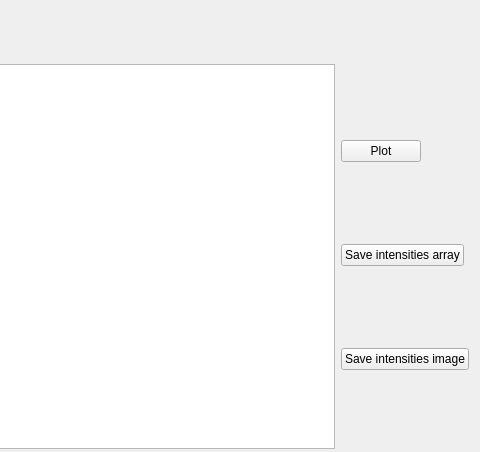
Qt form PythonGUI_apps/FLIM_analysis/flim_plot_gui.ui (SarthakJariwala/Python_GUI_apps) before a commit; both pictures show x 226 to 706 and y 0 to 452 of the 706 by 876 pixel window.
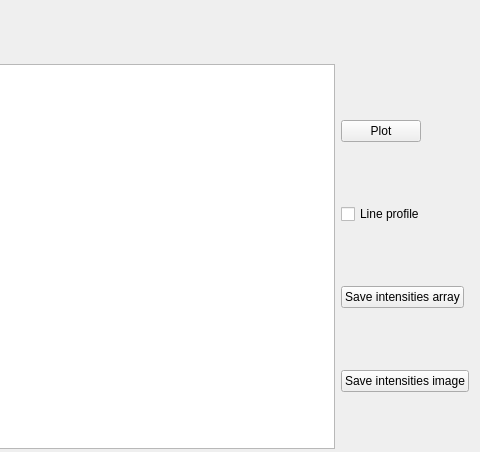
The same form after that commit. Custom widgets are drawn as their Qt base class.

Commit message: added flim line profile

Diff of the .ui file:
```diff
--- a/PythonGUI_apps/FLIM_analysis/flim_plot_gui.ui
+++ b/PythonGUI_apps/FLIM_analysis/flim_plot_gui.ui
@@ -32,6 +32,13 @@
          </property>
         </widget>
        </item>
+       <item>
+        <widget class="QCheckBox" name="line_profile_checkBox">
+         <property name="text">
+          <string>Line profile</string>
+         </property>
+        </widget>
+       </item>
        <item alignment="Qt::AlignLeft">
         <widget class="QPushButton" name="save_intensities_array_pushButton">
          <property name="text">
```
The commit also changes 2 other files.
